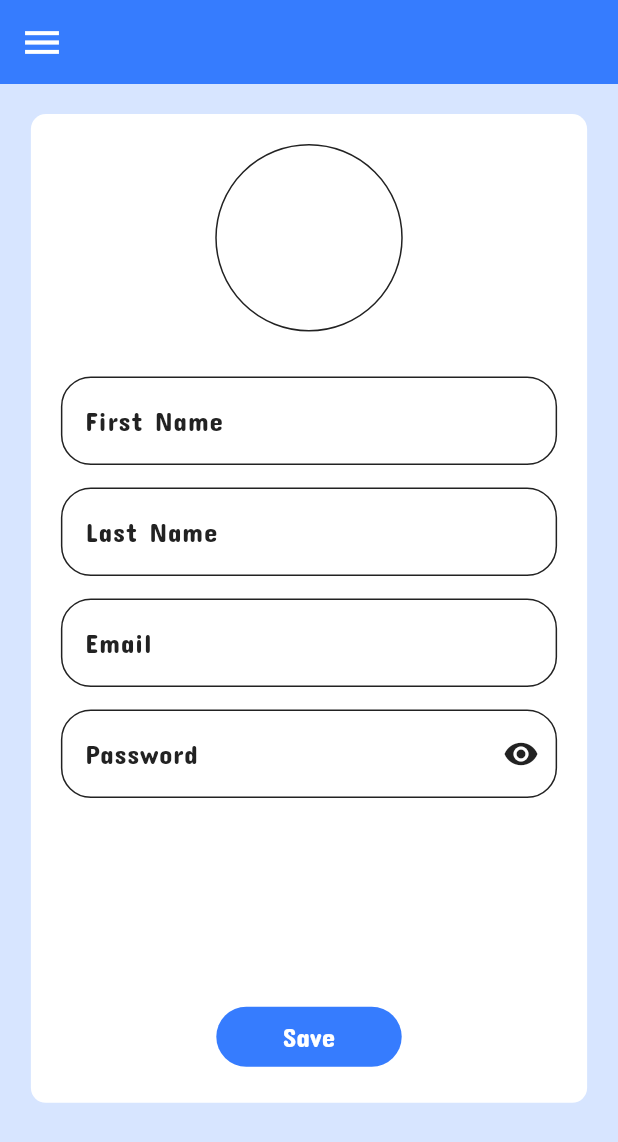
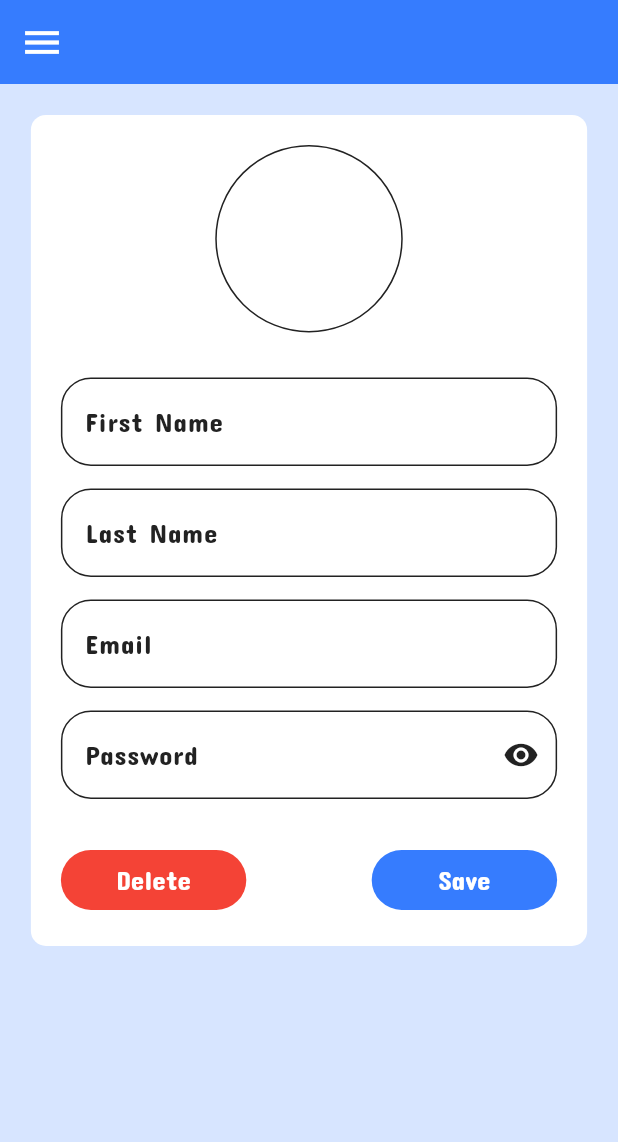
Before and after one commit to Tecnizium/voxx_app, a Flutter app: the MyAccountPage screen opened directly with empty values, on a phone screen of 412 x 824 dp. Shown: the top 1142 px of the screen. Run offline on Flutter 3.47's test engine with Material 2 defaults, Android fonts, the phone set to English and light mode, and no system bars; our stand-ins replace bloc, brasil_fields, connectivity_plus, dio, flutter_bloc, flutter_svg and 3 more; accounts and stored records are empty.

Commit message:
Fix bugs and add new features

```diff
--- a/modules/home/lib/submodules/my_account/bloc/my_account_event.dart
+++ b/modules/home/lib/submodules/my_account/bloc/my_account_event.dart
@@ -7,3 +7,8 @@ class SaveButtonPressed extends MyAccountEvent {
   final UserModel user;
   SaveButtonPressed({required this.user});
 }
+
+class DeleteButtonPressed extends MyAccountEvent {
+  final String username;
+  DeleteButtonPressed({required this.username});
+}
--- a/modules/home/lib/submodules/my_account/bloc/my_account_state.dart
+++ b/modules/home/lib/submodules/my_account/bloc/my_account_state.dart
@@ -13,3 +13,6 @@ final class MyAccountSuccess extends MyAccountState {
 }
 
 final class MyAccountFailure extends MyAccountState {}
+
+
+final class RedirectToLogin extends MyAccountState {}
--- a/modules/home/lib/submodules/my_account/pages/my_account_page.dart
+++ b/modules/home/lib/submodules/my_account/pages/my_account_page.dart
@@ -52,6 +52,11 @@ class _MyAccountPageState extends State<MyAccountPage> {
             ScaffoldMessenger.of(context).hideCurrentSnackBar();
             SnackBarWidget.errorSnackBar(context, 'Something went wrong');
             break;
+          case RedirectToLogin:
+            context.pop();
+            ScaffoldMessenger.of(context).hideCurrentSnackBar();
+            SnackBarWidget.successSnackBar(context, 'User deleted successfully');
+            context.goNamed(AppRoutesName.signIn);
           default:
         }
       },
@@ -108,16 +113,12 @@ class _MyAccountPageState extends State<MyAccountPage> {
               iconTheme: IconThemeData(color: AppColors.kWhite, size: 30),
               backgroundColor: AppColors.kBlue,
             ),
-            body: SizedBox(
-              width: _size.width,
-              height: _size.height,
-              child: SingleChildScrollView(
+            body: SingleChildScrollView(
+              physics: const ClampingScrollPhysics(),
               child: Center(
                 child: Container(
-                    margin: EdgeInsets.only(top: 20),
+                  margin: EdgeInsets.all(_size.width * 0.05),
                   padding: const EdgeInsets.all(20),
-                    width: _size.width * 0.9,
-                    height: _size.height * 0.8,
                   decoration: BoxDecoration(
                       color: AppColors.kWhite,
                       borderRadius: BorderRadius.circular(10)),
@@ -159,10 +160,30 @@ class _MyAccountPageState extends State<MyAccountPage> {
                         labelText: 'Password',
                         isPassword: true,
                       ),
-                        const Spacer(),
-                        Container(
-                            alignment: Alignment.bottomCenter,
-                            child: ElevatedButton(
+
+                      SizedBox(
+                        height: 30,
+                      ),
+                      Row(
+                        mainAxisAlignment: MainAxisAlignment.spaceBetween,
+                        children: [
+                          ElevatedButton(
+                            onPressed: () {
+                              context.read<MyAccountBloc>().add(
+                                  DeleteButtonPressed(
+                                      username: user.username!));
+                            },
+                            style: ElevatedButton.styleFrom(
+                                minimumSize: Size(_size.width * 0.3, 40),
+                                backgroundColor: AppColors.kRed,
+                                elevation: 0),
+                            child: Text(
+                              'Delete',
+                              style: AppTextTheme.kBody1(
+                                  color: AppColors.kWhite),
+                            ),
+                          ),
+                          ElevatedButton(
                             onPressed: () {
                               if (firstNameController.text.isEmpty) {
                                 ScaffoldMessenger.of(context)
@@ -175,7 +196,8 @@ class _MyAccountPageState extends State<MyAccountPage> {
                                     .hideCurrentSnackBar();
                                 SnackBarWidget.errorSnackBar(
                                     context, 'First name is invalid');
-                                } else if (lastNameController.text.isEmpty) {
+                              } else if (lastNameController
+                                  .text.isEmpty) {
                                 ScaffoldMessenger.of(context)
                                     .hideCurrentSnackBar();
                                 SnackBarWidget.errorSnackBar(
@@ -197,7 +219,8 @@ class _MyAccountPageState extends State<MyAccountPage> {
                                     .hideCurrentSnackBar();
                                 SnackBarWidget.errorSnackBar(
                                     context, 'Email is invalid');
-                                } else if (passwordController.text.isNotEmpty &&
+                              } else if (passwordController
+                                      .text.isNotEmpty &&
                                   !passwordValidator(
                                       passwordController.text)) {
                                 ScaffoldMessenger.of(context)
@@ -209,12 +232,15 @@ class _MyAccountPageState extends State<MyAccountPage> {
                                     SaveButtonPressed(
                                         user: UserModel(
                                             id: widget.user.id,
-                                              username: widget.user.username,
+                                            username:
+                                                widget.user.username,
                                             firstName:
                                                 firstNameController.text,
-                                              lastName: lastNameController.text,
+                                            lastName:
+                                                lastNameController.text,
                                             email: emailController.text,
-                                              password: passwordController.text,
+                                            password:
+                                                passwordController.text,
                                             role: widget.user.role)));
                               }
                             },
@@ -227,9 +253,10 @@ class _MyAccountPageState extends State<MyAccountPage> {
                               style: AppTextTheme.kBody1(
                                   color: AppColors.kWhite),
                             ),
-                            )),
+                          ),
                         ],
                       ),
+                    ],
                   ),
                 ),
               ),
```
Also changed, not shown: modules/core/lib/submodules/splash/pages/splash_page.dart (+11 -0 lines), modules/home/lib/data/providers/home_api_provider.dart (+17 -0 lines), modules/home/lib/submodules/my_account/bloc/my_account_bloc.dart (+13 -0 lines), modules/login/lib/submodules/sign_in/pages/sign_in_page.dart (+24 -24 lines). Lines whose indentation alone changed are shown as unchanged.
